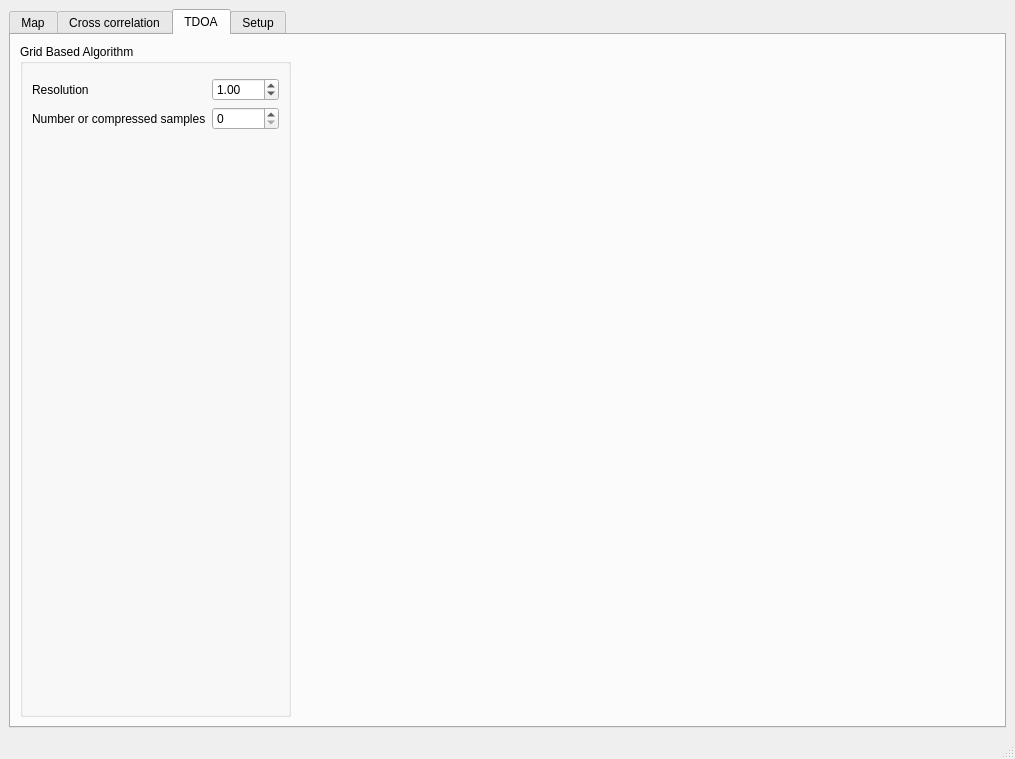
Qt form gui/main_window.ui (rwth-ti/gr-localization) before a commit.
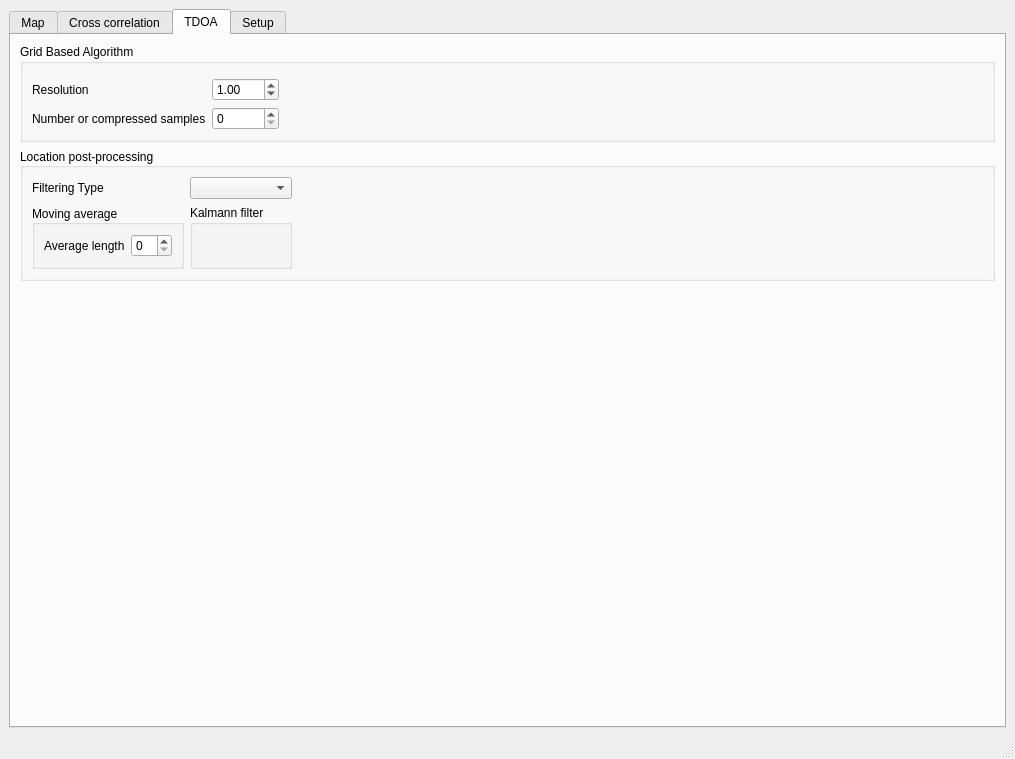
The same form after that commit. The open tabs and pages were chosen to show the change. Custom widgets are drawn as their Qt base class.

Commit message: add location averaging to gui

The edit to the form file:
```diff
--- a/gui/main_window.ui
+++ b/gui/main_window.ui
@@ -604,7 +604,7 @@
        </attribute>
        <layout class="QVBoxLayout" name="verticalLayout_17">
         <item>
-         <layout class="QHBoxLayout" name="horizontalLayout_14">
+         <layout class="QVBoxLayout" name="verticalLayout_13">
           <property name="topMargin">
            <number>0</number>
           </property>
@@ -613,7 +613,7 @@
             <property name="title">
              <string>Grid Based Algorithm</string>
             </property>
-            <layout class="QVBoxLayout" name="verticalLayout_18">
+            <layout class="QHBoxLayout" name="horizontalLayout_14">
              <item>
               <layout class="QGridLayout" name="gridLayout_9">
                <property name="topMargin">
@@ -659,14 +659,14 @@
               </layout>
              </item>
              <item>
-              <spacer name="verticalSpacer">
+              <spacer name="horizontalSpacer">
                <property name="orientation">
-                <enum>Qt::Vertical</enum>
+                <enum>Qt::Horizontal</enum>
                </property>
                <property name="sizeHint" stdset="0">
                 <size>
-                 <width>20</width>
-                 <height>416</height>
+                 <width>40</width>
+                 <height>20</height>
                 </size>
                </property>
               </spacer>
@@ -674,24 +674,93 @@
             </layout>
            </widget>
           </item>
-          <item>
-           <spacer name="horizontalSpacer_3">
-            <property name="orientation">
-             <enum>Qt::Horizontal</enum>
-            </property>
-            <property name="sizeType">
-             <enum>QSizePolicy::Preferred</enum>
-            </property>
-            <property name="sizeHint" stdset="0">
-             <size>
-              <width>944</width>
-              <height>20</height>
-             </size>
-            </property>
-           </spacer>
-          </item>
          </layout>
         </item>
+        <item>
+         <widget class="QGroupBox" name="groupBox_16">
+          <property name="title">
+           <string>Location post-processing</string>
+          </property>
+          <property name="alignment">
+           <set>Qt::AlignLeading|Qt::AlignLeft|Qt::AlignVCenter</set>
+          </property>
+          <layout class="QHBoxLayout" name="horizontalLayout_18">
+           <item>
+            <layout class="QGridLayout" name="gridLayout_8">
+             <item row="0" column="0">
+              <widget class="QLabel" name="label">
+               <property name="text">
+                <string>Filtering Type</string>
+               </property>
+              </widget>
+             </item>
+             <item row="0" column="1">
+              <widget class="QComboBox" name="comboBoxFilteringType"/>
+             </item>
+             <item row="1" column="0">
+              <widget class="QGroupBox" name="groupBox_17">
+               <property name="title">
+                <string>Moving average</string>
+               </property>
+               <property name="alignment">
+                <set>Qt::AlignLeading|Qt::AlignLeft|Qt::AlignVCenter</set>
+               </property>
+               <layout class="QHBoxLayout" name="horizontalLayout_20">
+                <item>
+                 <layout class="QGridLayout" name="gridLayout_5">
+                  <item row="0" column="0">
+                   <widget class="QLabel" name="label_4">
+                    <property name="text">
+                     <string>Average length</string>
+                    </property>
+                   </widget>
+                  </item>
+                  <item row="0" column="1">
+                   <widget class="QSpinBox" name="spinBoxAverageLength"/>
+                  </item>
+                 </layout>
+                </item>
+               </layout>
+              </widget>
+             </item>
+             <item row="1" column="1">
+              <widget class="QGroupBox" name="groupBox_18">
+               <property name="title">
+                <string>Kalmann filter</string>
+               </property>
+              </widget>
+             </item>
+            </layout>
+           </item>
+           <item>
+            <spacer name="horizontalSpacer_3">
+             <property name="orientation">
+              <enum>Qt::Horizontal</enum>
+             </property>
+             <property name="sizeHint" stdset="0">
+              <size>
+               <width>40</width>
+               <height>20</height>
+              </size>
+             </property>
+            </spacer>
+           </item>
+          </layout>
+         </widget>
+        </item>
+        <item>
+         <spacer name="verticalSpacer">
+          <property name="orientation">
+           <enum>Qt::Vertical</enum>
+          </property>
+          <property name="sizeHint" stdset="0">
+           <size>
+            <width>20</width>
+            <height>416</height>
+           </size>
+          </property>
+         </spacer>
+        </item>
        </layout>
       </widget>
       <widget class="QWidget" name="tab_3">
```
The commit also changes 2 other files.
